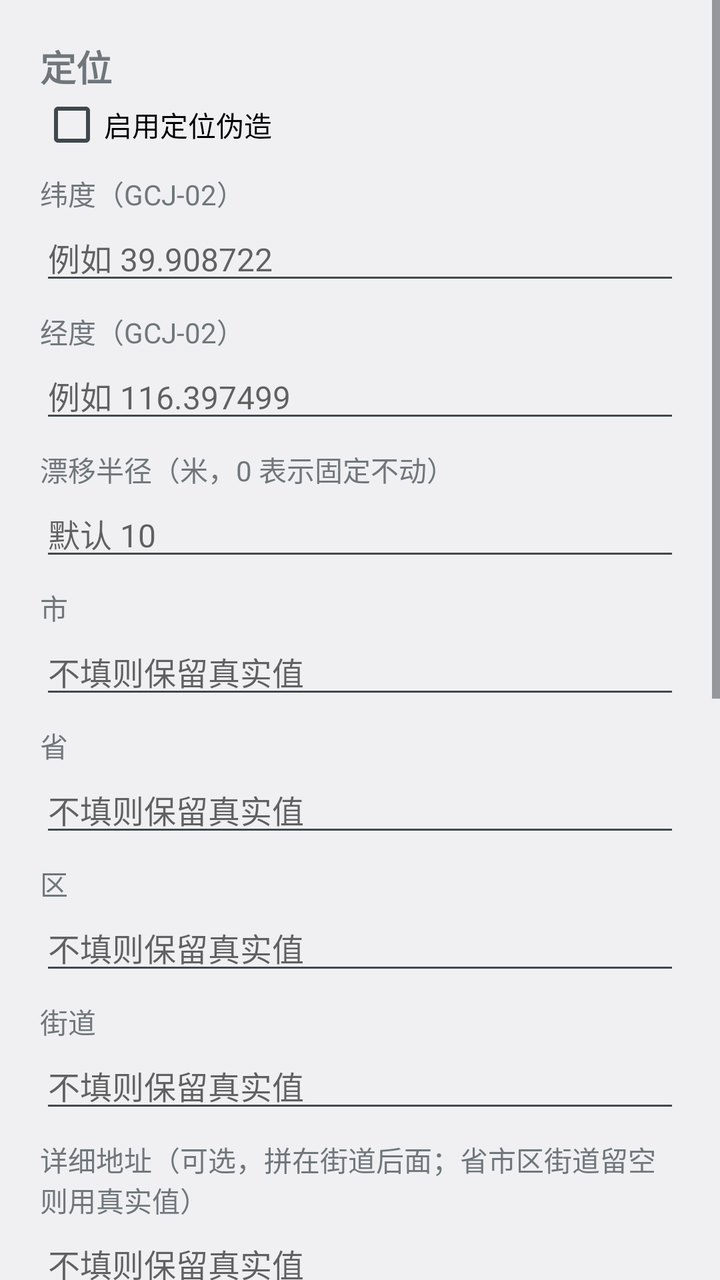
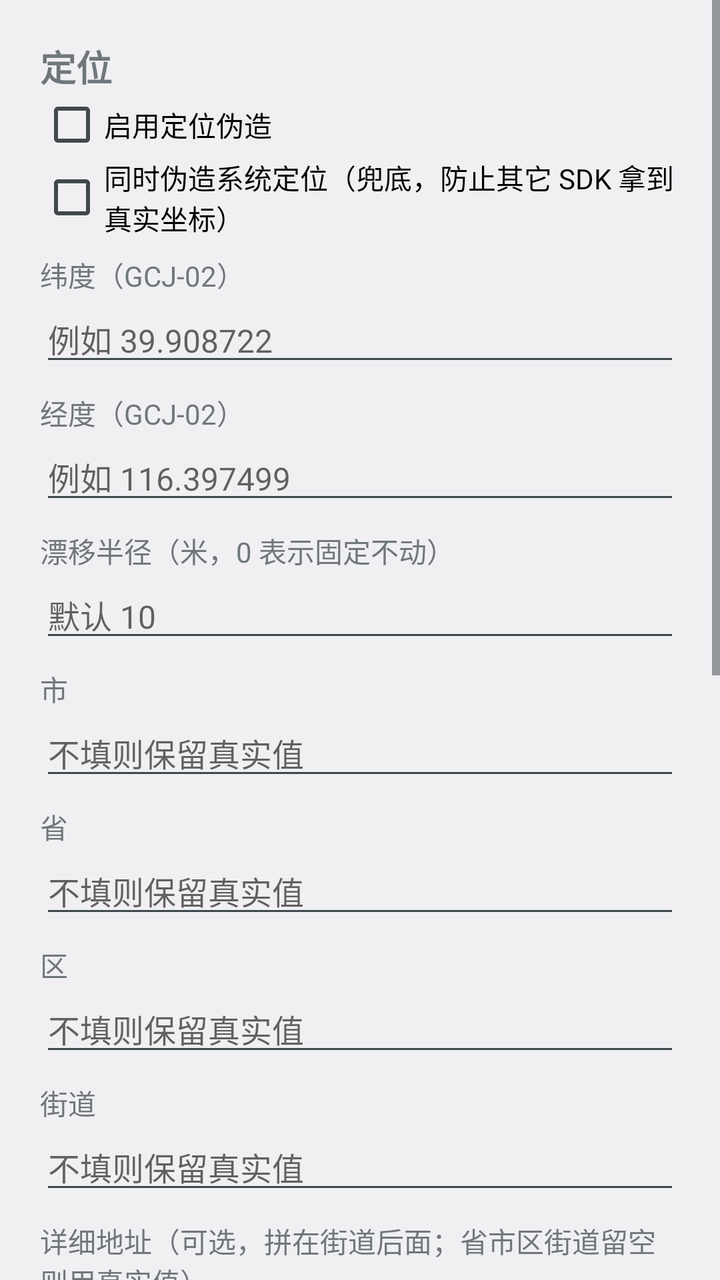

An Android layout rendered at two revisions. The XML below is the earlier revision; the diff shows what the commit changed to produce the second picture.
<!-- AndroidManifest.xml: application theme android:Theme.DeviceDefault.Light.DarkActionBar -->
<!-- res/layout/activity_main.xml -->
<?xml version="1.0" encoding="utf-8"?>
<ScrollView xmlns:android="http://schemas.android.com/apk/res/android"
    android:layout_width="match_parent"
    android:layout_height="match_parent"
    android:fillViewport="true">

    <LinearLayout
        android:layout_width="match_parent"
        android:layout_height="wrap_content"
        android:orientation="vertical"
        android:padding="20dp">

        <TextView
            android:layout_width="match_parent"
            android:layout_height="wrap_content"
            android:text="@string/section_location"
            android:textSize="18sp"
            android:textStyle="bold" />

        <CheckBox
            android:id="@+id/cb_location"
            android:layout_width="match_parent"
            android:layout_height="wrap_content"
            android:text="@string/enable_location" />

        <TextView
            android:layout_width="match_parent"
            android:layout_height="wrap_content"
            android:layout_marginTop="8dp"
            android:text="@string/lat"
            android:textSize="14sp" />

        <EditText
            android:id="@+id/et_lat"
            android:layout_width="match_parent"
            android:layout_height="wrap_content"
            android:hint="@string/hint_lat"
            android:inputType="numberDecimal|numberSigned"
            android:textSize="16sp" />

        <TextView
            android:layout_width="match_parent"
            android:layout_height="wrap_content"
            android:layout_marginTop="8dp"
            android:text="@string/lng"
            android:textSize="14sp" />

        <EditText
            android:id="@+id/et_lng"
            android:layout_width="match_parent"
            android:layout_height="wrap_content"
            android:hint="@string/hint_lng"
            android:inputType="numberDecimal|numberSigned"
            android:textSize="16sp" />

        <TextView
            android:layout_width="match_parent"
            android:layout_height="wrap_content"
            android:layout_marginTop="8dp"
            android:text="@string/radius"
            android:textSize="14sp" />

        <EditText
            android:id="@+id/et_radius"
            android:layout_width="match_parent"
            android:layout_height="wrap_content"
            android:hint="@string/hint_radius"
            android:inputType="numberDecimal"
            android:textSize="16sp" />

        <TextView
            android:layout_width="match_parent"
            android:layout_height="wrap_content"
            android:layout_marginTop="8dp"
            android:text="@string/city"
            android:textSize="14sp" />

        <EditText
            android:id="@+id/et_city"
            android:layout_width="match_parent"
            android:layout_height="wrap_content"
            android:hint="@string/hint_optional"
            android:inputType="text"
            android:textSize="16sp" />

        <TextView
            android:layout_width="match_parent"
            android:layout_height="wrap_content"
            android:layout_marginTop="8dp"
            android:text="@string/province"
            android:textSize="14sp" />

        <EditText
            android:id="@+id/et_province"
            android:layout_width="match_parent"
            android:layout_height="wrap_content"
            android:hint="@string/hint_optional"
            android:inputType="text"
            android:textSize="16sp" />

        <TextView
            android:layout_width="match_parent"
            android:layout_height="wrap_content"
            android:layout_marginTop="8dp"
            android:text="@string/district"
            android:textSize="14sp" />

        <EditText
            android:id="@+id/et_district"
            android:layout_width="match_parent"
            android:layout_height="wrap_content"
            android:hint="@string/hint_optional"
            android:inputType="text"
            android:textSize="16sp" />

        <TextView
            android:layout_width="match_parent"
            android:layout_height="wrap_content"
            android:layout_marginTop="8dp"
            android:text="@string/street"
            android:textSize="14sp" />

        <EditText
            android:id="@+id/et_street"
            android:layout_width="match_parent"
            android:layout_height="wrap_content"
            android:hint="@string/hint_optional"
            android:inputType="text"
            android:textSize="16sp" />

        <TextView
            android:layout_width="match_parent"
            android:layout_height="wrap_content"
            android:layout_marginTop="8dp"
            android:text="@string/detail"
            android:textSize="14sp" />

        <EditText
            android:id="@+id/et_detail"
            android:layout_width="match_parent"
            android:layout_height="wrap_content"
            android:hint="@string/hint_optional"
            android:inputType="text"
            android:textSize="16sp" />

        <View
            android:layout_width="match_parent"
            android:layout_height="1dp"
            android:layout_marginTop="20dp"
            android:layout_marginBottom="16dp"
            android:background="#33000000" />

        <TextView
            android:layout_width="match_parent"
            android:layout_height="wrap_content"
            android:text="@string/section_device"
            android:textSize="18sp"
            android:textStyle="bold" />

        <CheckBox
            android:id="@+id/cb_device"
            android:layout_width="match_parent"
            android:layout_height="wrap_content"
            android:text="@string/enable_device" />

        <TextView
            android:layout_width="match_parent"
            android:layout_height="wrap_content"
            android:layout_marginTop="8dp"
            android:text="@string/device_id"
            android:textSize="14sp" />

        <EditText
            android:id="@+id/et_device"
            android:layout_width="match_parent"
            android:layout_height="wrap_content"
            android:hint="@string/hint_device"
            android:inputType="text"
            android:textSize="16sp" />

        <TextView
            android:id="@+id/tv_device_source"
            android:layout_width="match_parent"
            android:layout_height="wrap_content"
            android:layout_marginTop="4dp"
            android:textSize="13sp" />

        <Button
            android:id="@+id/btn_capture"
            android:layout_width="match_parent"
            android:layout_height="wrap_content"
            android:layout_marginTop="24dp"
            android:text="@string/capture" />

        <Button
            android:id="@+id/btn_save"
            android:layout_width="match_parent"
            android:layout_height="wrap_content"
            android:layout_marginTop="12dp"
            android:text="@string/save" />

        <TextView
            android:id="@+id/tv_tip"
            android:layout_width="match_parent"
            android:layout_height="wrap_content"
            android:layout_marginTop="16dp"
            android:text="@string/tip"
            android:textSize="13sp" />

    </LinearLayout>

</ScrollView>
<!-- resources referenced by this layout -->
<resources>
  <string name="capture">获取 ejia 当前真实定位</string>
  <string name="city">市</string>
  <string name="detail">详细地址（可选，拼在街道后面；省市区街道留空则用真实值）</string>
  <string name="device_id">标识值（不勾选覆盖时显示真实值，可直接复制）</string>
  <string name="district">区</string>
  <string name="enable_device">启用设备标识覆盖</string>
  <string name="enable_location">启用定位伪造</string>
  <string name="hint_device">例如 867500000000000</string>
  <string name="hint_lat">例如 39.908722</string>
  <string name="hint_lng">例如 116.397499</string>
  <string name="hint_optional">不填则保留真实值</string>
  <string name="hint_radius">默认 10</string>
  <string name="lat">纬度（GCJ-02）</string>
  <string name="lng">经度（GCJ-02）</string>
  <string name="province">省</string>
  <string name="radius">漂移半径（米，0 表示固定不动）</string>
  <string name="save">保存</string>
  <string name="section_device">设备标识</string>
  <string name="section_location">定位</string>
  <string name="street">街道</string>
  <string name="tip">保存后约 2 秒内生效，无需重启「神州e家」。\n坐标使用百度 / 高德的 GCJ-02 火星坐标系，直接填地图上取到的点即可。\n「获取 ejia 当前真实定位」会打开神州e家，等它读一次定位，把真实经纬度/城市/地址填回这里（需先取消勾选定位伪造）。\n设备标识默认透传真实值；覆盖会同时作用于 IMEI、IMSI、SIM 序列号、android_id、Build.getSerial（填 MAC 格式时也会替换 Wi-Fi MAC）。</string>
</resources>

<!-- the commit's change to res/layout/activity_main.xml (unified diff, before → after) -->
@@ -23,6 +23,12 @@
             android:layout_height="wrap_content"
             android:text="@string/enable_location" />
 
+        <CheckBox
+            android:id="@+id/cb_system_location"
+            android:layout_width="match_parent"
+            android:layout_height="wrap_content"
+            android:text="@string/enable_system_location" />
+
         <TextView
             android:layout_width="match_parent"
             android:layout_height="wrap_content"
<!-- resource entries referenced after the edit -->
@@ -7,6 +7,7 @@
   <string name="district">区</string>
   <string name="enable_device">启用设备标识覆盖</string>
   <string name="enable_location">启用定位伪造</string>
+  <string name="enable_system_location">同时伪造系统定位（兜底，防止其它 SDK 拿到真实坐标）</string>
   <string name="hint_device">例如 867500000000000</string>
   <string name="hint_lat">例如 39.908722</string>
   <string name="hint_lng">例如 116.397499</string>
